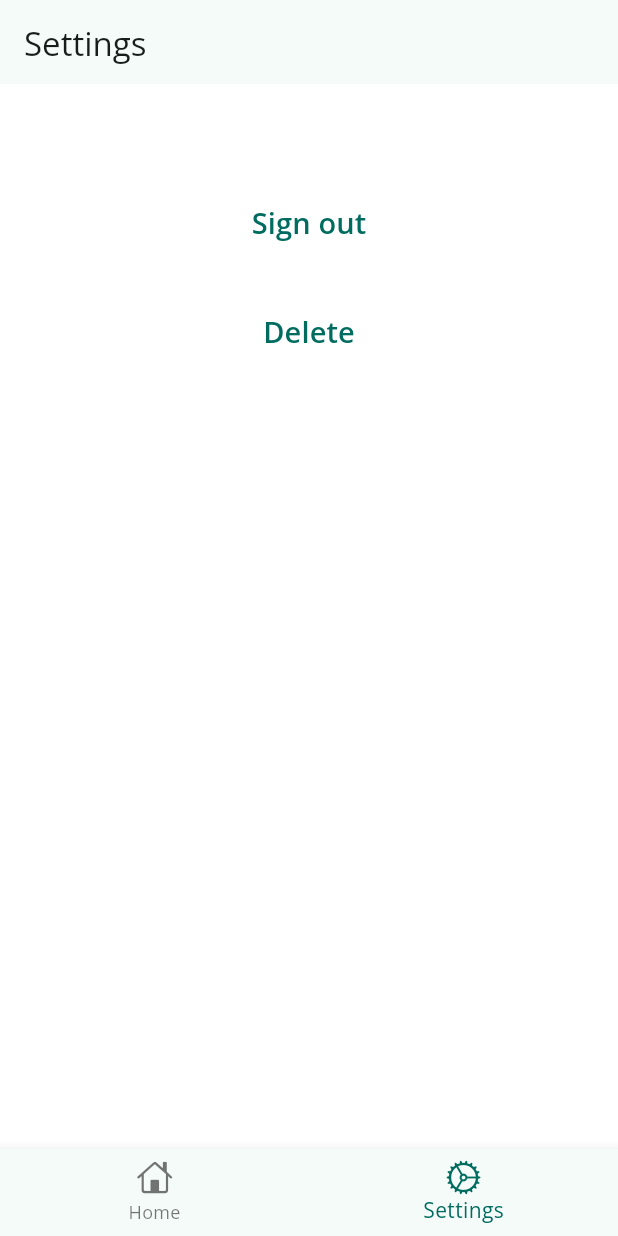
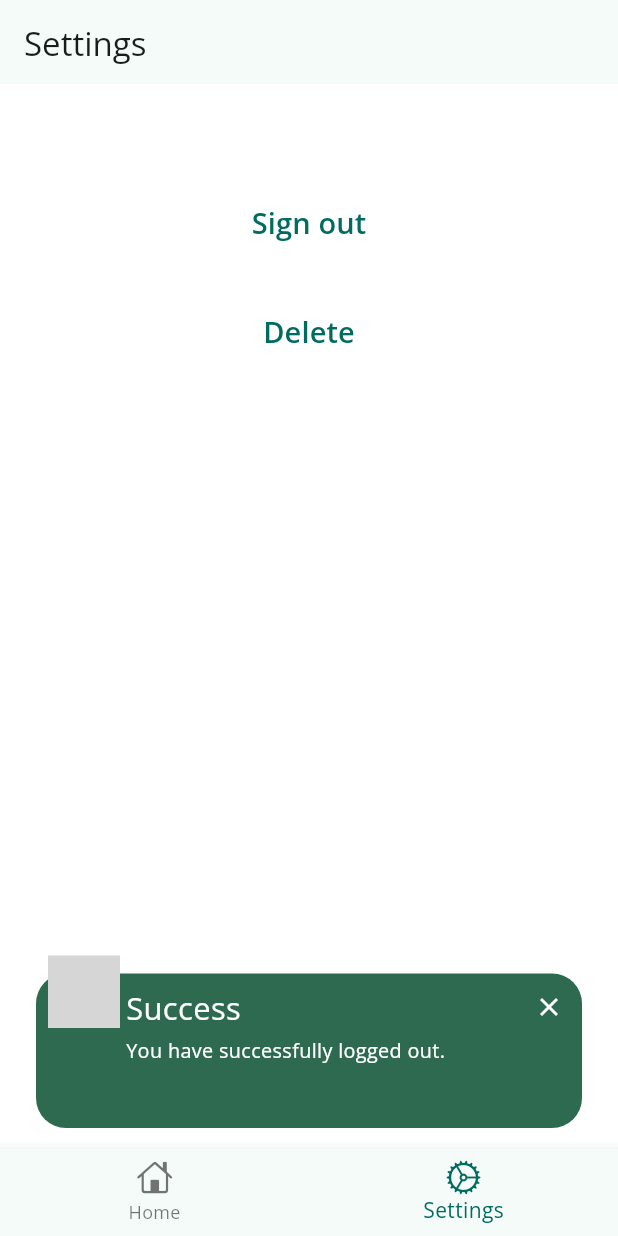
Before and after one commit to Alaminpk05/echo-verse, a Flutter app: the SettingsScreen screen opened by its route, after a tap on "Sign out", on a phone screen of 412 x 824 dp. Run offline on Flutter 3.47's test engine with Material 3 defaults, Android fonts, the phone set to English and light mode, and no system bars; drawn by our look-alikes of awesome_snackbar_content; our stand-ins replace bloc, equatable, firebase_auth, firebase_core, flutter_bloc, get_it and 5 more; accounts and stored records are empty; generated files the repository leaves out were written again; network calls fail; grey boxes are pictures that could not be loaded.

Commit message:
Optimized error text and created Google sign-in function

```diff
--- a/echo_verse/lib/core/routes/app_router.dart
+++ b/echo_verse/lib/core/routes/app_router.dart
@@ -1,8 +1,8 @@
 import 'package:echo_verse/core/constant/const_string.dart';
 import 'package:echo_verse/core/routes/route_names.dart';
 import 'package:echo_verse/features/authentication/bloc/authentication/authentication_bloc.dart';
-import 'package:echo_verse/features/authentication/login/screens/login.dart';
-import 'package:echo_verse/features/authentication/registration/screens/registration.dart';
+import 'package:echo_verse/features/authentication/screens/login.dart';
+import 'package:echo_verse/features/authentication/screens/registration.dart';
 import 'package:echo_verse/features/authentication/screens/forget_password.dart';
 import 'package:echo_verse/features/bottom_nav_bar/screen/bottom_nav_bar.dart';
 import 'package:echo_verse/features/home/home.dart';
--- a/echo_verse/lib/features/authentication/bloc/authentication/authentication_bloc.dart
+++ b/echo_verse/lib/features/authentication/bloc/authentication/authentication_bloc.dart
@@ -25,7 +25,7 @@ class AuthenticationBloc
     try {
       final email = firebaseAut.currentUser!.email!;
       await authServices.deleteAccount(email, event.password);
-      emit(UnAuthenticatedState());
+      emit(AccountDeltedState());
     } on FirebaseAuthException catch (e) {
        debugPrint('SIGN UP MESSEGE:${e.message}');
       debugPrint('SIGH UP E CODE :${e.code}');
--- a/echo_verse/lib/features/authentication/bloc/authentication/authentication_state.dart
+++ b/echo_verse/lib/features/authentication/bloc/authentication/authentication_state.dart
@@ -26,6 +26,10 @@ final class UnAuthenticatedState extends AuthenticationState {
   @override
   List<Object?> get props => [];
 }
+final class AccountDeltedState extends AuthenticationState {
+  @override
+  List<Object?> get props => [];
+}
 
 final class AuthenticationErrorState extends AuthenticationState {
   final String errorMessege;
--- a/echo_verse/lib/features/authentication/data/repository/auth_contract.dart
+++ b/echo_verse/lib/features/authentication/data/repository/auth_contract.dart
@@ -4,9 +4,9 @@ import 'package:firebase_auth/firebase_auth.dart';
 abstract class AuthContract {
   Future<UserCredential?> signUp(String name, String email, String password);
   Future<User?> login(String email, String password);
+  Future<User?> signInWithgoogle();
+  Future<void> resetPassword(String email);
   Future<void> signOut();
-  Future<void> resetPassword(String email);
-
   Future<void> saveUserSignUpInfo(UserModel userModel);
   Future<List<UserModel>> fetchUserSignUpInfo();
   Future<void> deleteAccount(String email,String password);
--- a/echo_verse/lib/features/authentication/screens/forget_password.dart
+++ b/echo_verse/lib/features/authentication/screens/forget_password.dart
@@ -79,14 +79,14 @@ class _ForgetPasswordPageState extends State<ForgetPasswordPage> {
                 } else if (state is AuthenticatedState) {
                   customSnackBar.snackBar(
                       context,
-                      'Email sent to your email box',
+                       "An email has been sent to your inbox.",
                       ContentType.success,
                       'Success');
                   context.pop();
-                } else if (state is UnAuthenticatedState) {
+                } else if (state is AccountDeltedState) {
                   customSnackBar.snackBar(
                       context,
-                      'Account Successfully deleted',
+                      "Your account has been successfully deleted.",
                       ContentType.success,
                       'Success');
                   context.pop();
--- a/echo_verse/lib/features/settings/screens/settings.dart
+++ b/echo_verse/lib/features/settings/screens/settings.dart
@@ -1,3 +1,4 @@
+import 'package:awesome_snackbar_content/awesome_snackbar_content.dart';
 import 'package:echo_verse/core/constant/const_string.dart';
 import 'package:echo_verse/core/routes/route_names.dart';
 import 'package:echo_verse/dependencies/service_locator.dart';
@@ -30,14 +31,25 @@ class _SettingsScreenState extends State<SettingsScreen> {
                 firebaseAut.currentUser!.displayName!,
                 style: Theme.of(context).textTheme.headlineMedium,
               ),
-               SizedBox(
+              SizedBox(
                 height: 3.h,
               ),
-              TextButton(
-                  onPressed: () {
-                    context.read<AuthenticationBloc>().add(SignOutEvent());
-                  },
-                  child: Text('Sign out')),
+              BlocListener<AuthenticationBloc, AuthenticationState>(
+                listener: (context, state) {
+                  if (state is UnAuthenticatedState) {
+                    customSnackBar.snackBar(
+                        context,
+                        "You have successfully logged out.",
+                        ContentType.success,
+                        'Success');
+                  }
+                },
+                child: TextButton(
+                    onPressed: () {
+                      context.read<AuthenticationBloc>().add(SignOutEvent());
+                    },
+                    child: Text('Sign out')),
+              ),
               SizedBox(
                 height: 3.h,
               ),
--- a/echo_verse/pubspec.yaml
+++ b/echo_verse/pubspec.yaml
@@ -31,6 +31,7 @@ dependencies:
   internet_connection_checker_plus: ^2.7.0
   awesome_snackbar_content: ^0.1.5
   flutter_svg: ^2.0.17
+  google_sign_in: ^6.2.2
 
 dev_dependencies:
   flutter_test:
```
Also changed, not shown: echo_verse/lib/features/authentication/data/repository/auth_service.dart (+11 -4 lines), echo_verse/lib/features/authentication/screens/login.dart (renamed from echo_verse/lib/features/authentication/login/screens/login.dart), echo_verse/lib/features/authentication/screens/registration.dart (renamed from echo_verse/lib/features/authentication/registration/screens/registration.dart), echo_verse/lib/features/authentication/widget/auth_widget.dart (line endings or trailing spaces), 1 other file.
